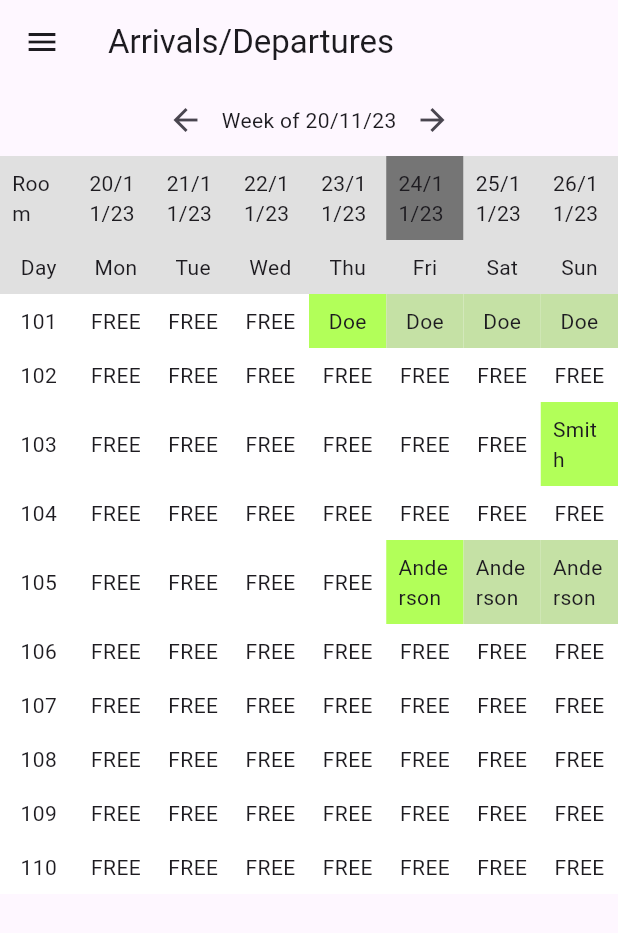
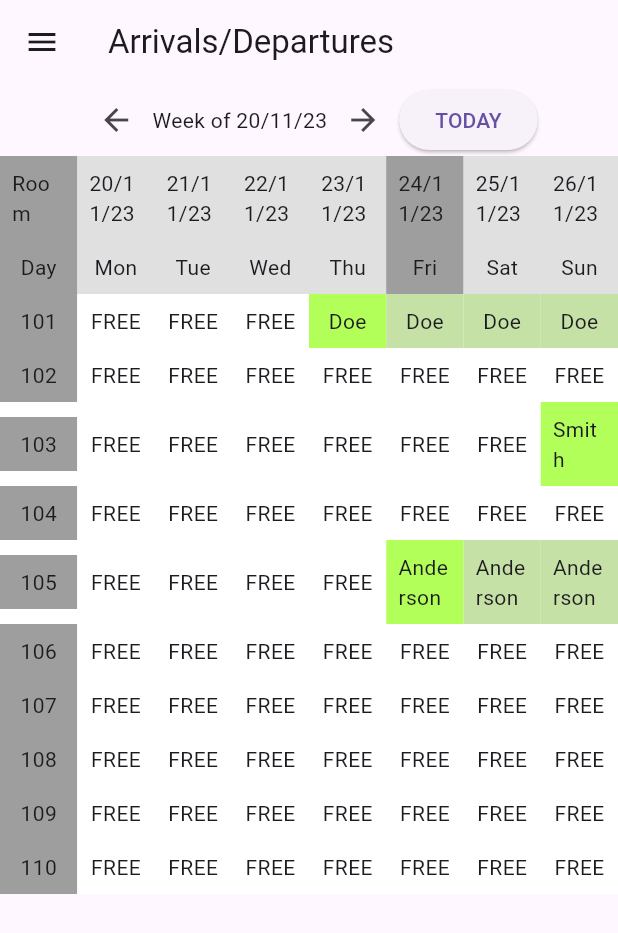
Before and after one commit to Langerais/capstone-pms, a Flutter app: the ArrivalsDeparturesScreen screen opened by its route, on a phone screen of 412 x 824 dp. Shown: the top 933 px of the screen. Run offline on Flutter 3.47's test engine with Material 3 defaults, Android fonts, the phone set to English and light mode, and no system bars.

Commit message:
Added Arrivals/Departures TODAY button;

```diff
--- a/lib/arrivals_departures_screen.dart
+++ b/lib/arrivals_departures_screen.dart
@@ -67,8 +67,18 @@ class _ArrivalsDeparturesTableState extends State<ArrivalsDeparturesTable> {
                   });
                 },
               ),
+              ElevatedButton(
+                onPressed: () {
+                  setState(() {
+                    currentWeekStart = DateTime.now().subtract(Duration(days: DateTime.now().weekday - 1));
+                  });
+                },
+                child: Text('TODAY'),
+              ),
             ],
           ),
+
+
           // Header row with dates
           Container(
             color: Colors.grey[300],
@@ -79,6 +89,7 @@ class _ArrivalsDeparturesTableState extends State<ArrivalsDeparturesTable> {
                     Expanded(
                       child: Container(
                         padding: EdgeInsets.all(8.0),
+                        color: Colors.grey[500],
                         child: Center(child: Text('Room')),
                       ),
                     ),
@@ -86,8 +97,9 @@ class _ArrivalsDeparturesTableState extends State<ArrivalsDeparturesTable> {
                       Expanded(
                         child: Container(
                           padding: EdgeInsets.all(8.0),
-                          color: currentWeekStart.add(Duration(days: i)).day == DateTime.now().day
-                              ? Colors.grey[600] // Darker grey for today's date
+                          color: currentWeekStart.add(Duration(days: i)).day == DateTime.now().day &&
+                              currentWeekStart.add(Duration(days: i)).month == DateTime.now().month
+                              ? Colors.grey[500] // Darker grey for today's date
                               : Colors.grey[300],
                           child: Center(child: Text(formatDate(currentWeekStart.add(Duration(days: i))))),
                         ),
@@ -100,6 +112,7 @@ class _ArrivalsDeparturesTableState extends State<ArrivalsDeparturesTable> {
                     Expanded(
                       child: Container(
                         padding: EdgeInsets.all(8.0),
+                        color: Colors.grey[500],
                         child: Center(child: Text('Day')),
                       ),
                     ),
@@ -107,7 +120,10 @@ class _ArrivalsDeparturesTableState extends State<ArrivalsDeparturesTable> {
                       Expanded(
                         child: Container(
                           padding: EdgeInsets.all(8.0),
-                          color: Colors.grey[300],
+                          color: currentWeekStart.add(Duration(days: i)).day == DateTime.now().day &&
+                              currentWeekStart.add(Duration(days: i)).month == DateTime.now().month
+                              ? Colors.grey[500] // Darker grey for today's date
+                              : Colors.grey[300],
                           child: Center(child: Text(formatDayName(currentWeekStart.add(Duration(days: i))))),
                         ),
                       ),
@@ -116,6 +132,7 @@ class _ArrivalsDeparturesTableState extends State<ArrivalsDeparturesTable> {
               ],
             ),
           ),
+
           // Scrollable table
           ListView.builder(
             shrinkWrap: true,
@@ -131,6 +148,7 @@ class _ArrivalsDeparturesTableState extends State<ArrivalsDeparturesTable> {
                     Expanded(
                       child: Container(
                         padding: EdgeInsets.all(8.0),
+                        color: Colors.grey[500],
                         child: Center(child: Text(room.name)),
                       ),
                     ),
@@ -181,10 +199,10 @@ class _ArrivalsDeparturesTableState extends State<ArrivalsDeparturesTable> {
 
 
     if (todayReservations.isNotEmpty) {
-      // Check for changes in reservations (check-in, check-out, stay or change of guest)
+      // Check for changes in reservations (check-in, check-out, stay, or change of guest)
       if (yesterdayReservations.isEmpty) {
         return Colors.lightGreenAccent; // Guest is arriving today, use light green
-      } else if (todayReservations[0].id != yesterdayReservations[0].id) {
+      } else if (tomorrowReservations.isNotEmpty && todayReservations[0].id != tomorrowReservations[0].id) {
         return Colors.greenAccent; // Guest is changing today, use green
       } else if (tomorrowReservations.isEmpty) {
         return Colors.lightGreenAccent; // Guest is leaving today, use light green
```
Also changed, not shown: 1 other file.
